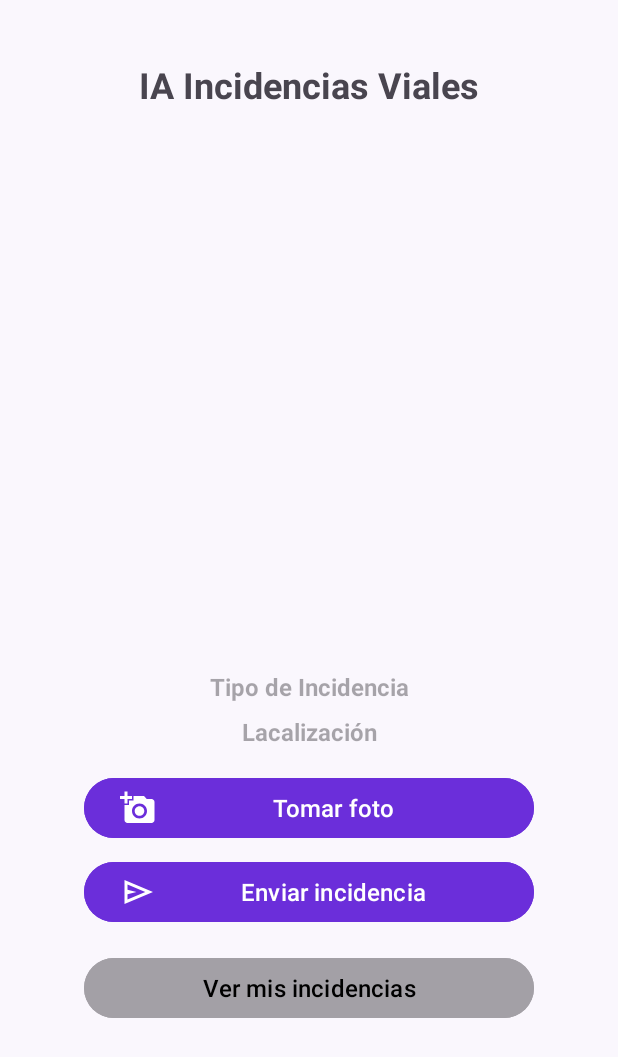
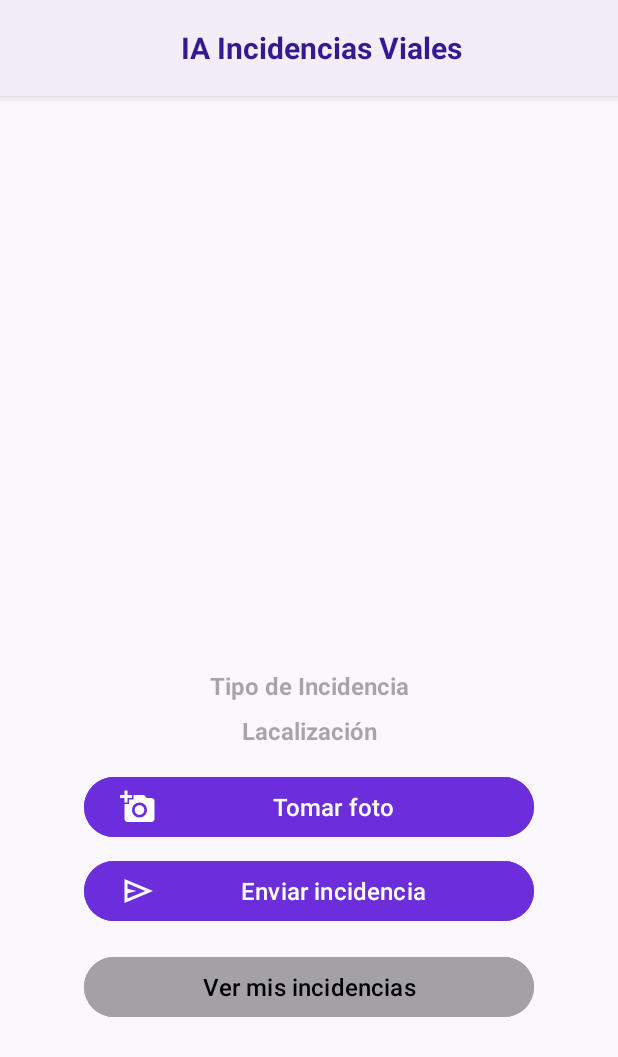
Before and after one commit to MarcosGomezVega/TFG-App-IA-IncidenciasViales, an Android app: the screen it shows after launch (MainActivity), on a phone screen of 412 x 824 dp. Shown: the top 1057 px of the screen. Run offline under Robolectric (Android 15) with nearby library versions, the phone set to English and light mode, and no system bars.

Commit message:
feat: Add action bar #8

```diff
--- /dev/null
+++ b/app/app/src/main/java/com/example/myapplication/ActionBar.java
@@ -0,0 +1,26 @@
+package com.example.myapplication;
+
+  import android.os.Bundle;
+  import android.widget.TextView;
+  import androidx.appcompat.app.AppCompatActivity;
+
+public class ActionBar extends AppCompatActivity {
+
+  protected void setCustomActionBar(String titleText) {
+    androidx.appcompat.app.ActionBar actionBar = getSupportActionBar();
+    if (actionBar != null) {
+      actionBar.setDisplayShowCustomEnabled(true);
+      actionBar.setDisplayShowTitleEnabled(false);
+      actionBar.setCustomView(R.layout.custom_action_bar);
+      TextView title = findViewById(R.id.action_bar_title);
+      if (title != null) {
+        title.setText(titleText);
+      }
+    }
+  }
+
+  @Override
+  protected void onCreate(Bundle savedInstanceState) {
+    super.onCreate(savedInstanceState);
+  }
+}
--- a/app/app/src/main/java/com/example/myapplication/CheckIncidentActivity.java
+++ b/app/app/src/main/java/com/example/myapplication/CheckIncidentActivity.java
@@ -16,7 +16,7 @@ import com.example.myapplication.database.DBManager;
 import java.io.File;
 import java.util.Arrays;
 
-public class CheckIncidentActivity extends AppCompatActivity {
+public class CheckIncidentActivity extends AppCompatActivity  {
 
   private TextView txtTypeIncident;
   private ImageView imgView;
@@ -34,7 +34,10 @@ public class CheckIncidentActivity extends AppCompatActivity {
   protected void onCreate(Bundle savedInstanceState) {
     super.onCreate(savedInstanceState);
     setContentView(R.layout.activity_ckeck_incident);
-    Log.d("AdapterStatusssss", "Activity Loaded");
+
+    if (getSupportActionBar() != null) {
+      getSupportActionBar().hide();
+    }
 
     txtTypeIncident = findViewById(R.id.txtTypeIncident);
     imgView = findViewById(R.id.imagePreview);
@@ -65,12 +68,15 @@ public class CheckIncidentActivity extends AppCompatActivity {
     switch (estado.toLowerCase()) {
       case "pendiente":
         txtStatus.setBackgroundColor(Color.parseColor("#FFCDD2"));
+        txtStatus.setTextColor(Color.BLACK);
         break;
       case "en proceso":
         txtStatus.setBackgroundColor(Color.parseColor("#FFF9C4"));
+        txtStatus.setTextColor(Color.BLACK);
         break;
       case "resuelta":
         txtStatus.setBackgroundColor(Color.parseColor("#C8E6C9"));
+        txtStatus.setTextColor(Color.BLACK);
         break;
       default:
         txtStatus.setBackgroundColor(Color.LTGRAY);
--- a/app/app/src/main/java/com/example/myapplication/IncidentActivity.java
+++ b/app/app/src/main/java/com/example/myapplication/IncidentActivity.java
@@ -12,7 +12,7 @@ import com.example.myapplication.database.DBManager;
 
 import java.util.ArrayList;
 
-public class IncidentActivity extends AppCompatActivity {
+public class IncidentActivity extends ActionBar {
 
   private RecyclerView recyclerViewIncidencia;
   private ArrayList<Incident> incidents;
@@ -22,6 +22,9 @@ public class IncidentActivity extends AppCompatActivity {
   protected void onCreate(Bundle savedInstanceState) {
     super.onCreate(savedInstanceState);
     setContentView(R.layout.activity_incident);
+
+    setCustomActionBar(getString(R.string.title_activity_listIncident));
+
 
     recyclerViewIncidencia = findViewById(R.id.recyclerViewIncidencias);
     dbManager = new DBManager(this);
--- a/app/app/src/main/java/com/example/myapplication/LoginActivity.java
+++ b/app/app/src/main/java/com/example/myapplication/LoginActivity.java
@@ -19,7 +19,7 @@ import com.example.myapplication.database.DBManager;
  * @author Marcos Gomez Vega
  * @version 1.0
  */
-public class LoginActivity extends AppCompatActivity {
+public class LoginActivity extends ActionBar {
 
   private DBManager dbManager;
   private  Button buttonLogin;
@@ -36,6 +36,9 @@ public class LoginActivity extends AppCompatActivity {
   protected void onCreate(Bundle savedInstanceState) {
     super.onCreate(savedInstanceState);
     setContentView(R.layout.activity_login);
+
+    setCustomActionBar(getString(R.string.title_activity_login));
+
 
     dbManager = new DBManager(this);
 
--- a/app/app/src/main/java/com/example/myapplication/MainActivity.java
+++ b/app/app/src/main/java/com/example/myapplication/MainActivity.java
@@ -42,7 +42,7 @@ import java.util.Locale;
  * @author Marcos Gomez Vega
  * @version 1.0
  */
-public class MainActivity extends AppCompatActivity {
+public class MainActivity extends ActionBar {
 
   private static final int REQUEST_IMAGE_CAPTURE = 1;
   private static final int REQUEST_CAMERA_PERMISSION = 100;
@@ -68,6 +68,8 @@ public class MainActivity extends AppCompatActivity {
   protected void onCreate(Bundle savedInstanceState) {
     super.onCreate(savedInstanceState);
     setContentView(R.layout.activity_main);
+
+    setCustomActionBar(getString(R.string.title_activity_main));
 
     btnTakePhoto = findViewById(R.id.btnTakePhoto);
     btnSendIncident = findViewById(R.id.btnSendIncident);
--- a/app/app/src/main/res/layout/activity_main.xml
+++ b/app/app/src/main/res/layout/activity_main.xml
@@ -8,30 +8,18 @@
   android:padding="24dp"
   tools:context=".MainActivity">
 
-  <TextView
-    android:id="@+id/titleText"
-    android:layout_width="wrap_content"
-    android:layout_height="wrap_content"
-    android:text="@string/name_app"
-    android:textSize="24sp"
-    android:textStyle="bold"
-    app:layout_constraintTop_toTopOf="parent"
-    app:layout_constraintStart_toStartOf="parent"
-    app:layout_constraintEnd_toEndOf="parent"
-    android:layout_marginTop="16dp"/>
 
   <ImageView
     android:id="@+id/imagePreview"
     android:layout_width="300dp"
     android:layout_height="350dp"
     android:layout_marginStart="32dp"
-    android:layout_marginTop="16dp"
     android:layout_marginEnd="32dp"
     android:scaleType="centerCrop"
     app:layout_constraintDimensionRatio="16:9"
     app:layout_constraintEnd_toEndOf="parent"
     app:layout_constraintStart_toStartOf="parent"
-    app:layout_constraintTop_toBottomOf="@id/titleText" />
+    app:layout_constraintTop_toTopOf="parent" />
 
   <TextView
     android:id="@+id/textDetectedType"
--- /dev/null
+++ b/app/app/src/main/res/layout/custom_action_bar.xml
@@ -0,0 +1,16 @@
+<?xml version="1.0" encoding="utf-8"?>
+<androidx.appcompat.widget.Toolbar xmlns:android="http://schemas.android.com/apk/res/android"
+  android:layout_width="match_parent"
+  android:layout_height="?attr/actionBarSize"
+  android:theme="@style/ThemeOverlay.AppCompat.Dark.ActionBar">
+
+  <TextView
+    android:id="@+id/action_bar_title"
+    android:layout_width="match_parent"
+    android:layout_height="wrap_content"
+    android:gravity="center"
+    android:text="Título centrado"
+    android:textColor="@color/onPrimaryContainer"
+    android:textSize="20sp"
+    android:textStyle="bold" />
+</androidx.appcompat.widget.Toolbar>
--- a/app/app/src/main/res/values-night/themes.xml
+++ b/app/app/src/main/res/values-night/themes.xml
@@ -1,6 +1,6 @@
 <resources xmlns:tools="http://schemas.android.com/tools">
   <!-- Base application theme. -->
-  <style name="Base.Theme.MyApplication" parent="Theme.Material3.DayNight.NoActionBar">
+  <style name="Base.Theme.MyApplication" parent="Theme.Material3.DayNight">
     <item name="colorPrimary">@color/colorPrimary</item>
     <item name="colorOnPrimary">@color/onPrimary</item>
     <item name="colorPrimaryContainer">@color/primaryContainer</item>
--- a/app/app/src/main/res/values/strings.xml
+++ b/app/app/src/main/res/values/strings.xml
@@ -1,6 +1,9 @@
 <resources>
   <string name="app_name">Mi Aplicación</string>
   <string name="title_activity_login">Iniciar Sesión</string>
+  <string name="title_activity_crateaAcount">Crear Cuenta</string>
+  <string name="title_activity_main">IA Incidencias Viales</string>
+  <string name="title_activity_listIncident">Mis incidencias</string>
   <string name="action_sign_in">Iniciar sesión o registrarse</string>
   <string name="action_sign_in_short">Iniciar sesión</string>
   <string name="welcome">¡Bienvenido!</string>
@@ -37,4 +40,5 @@
   <string name="location_not_enabled">Ubicación no disponible</string>
   <string name="error_having_location">Error al obtener ubicación</string>
   <string name="permission_locattion_not_enable">Permiso de ubicación no otorgado</string>
+
 </resources>
--- a/app/app/src/main/res/values/themes.xml
+++ b/app/app/src/main/res/values/themes.xml
@@ -1,6 +1,5 @@
 <resources xmlns:tools="http://schemas.android.com/tools">
-    <!-- Base application theme. -->
-    <style name="Base.Theme.MyApplication" parent="Theme.Material3.DayNight.NoActionBar">
+  <style name="Base.Theme.MyApplication" parent="Theme.Material3.DayNight">
     <item name="colorPrimary">@color/colorPrimary</item>
     <item name="colorOnPrimary">@color/onPrimary</item>
     <item name="colorPrimaryContainer">@color/primaryContainer</item>
```
Lines whose indentation alone changed are shown as unchanged.
